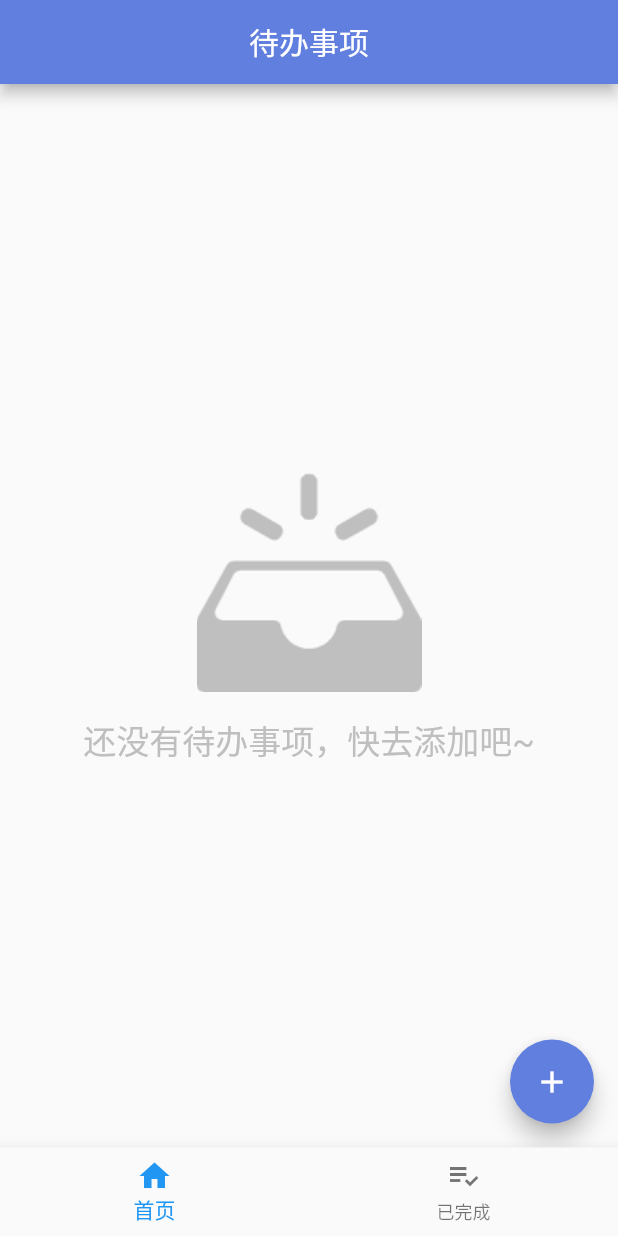
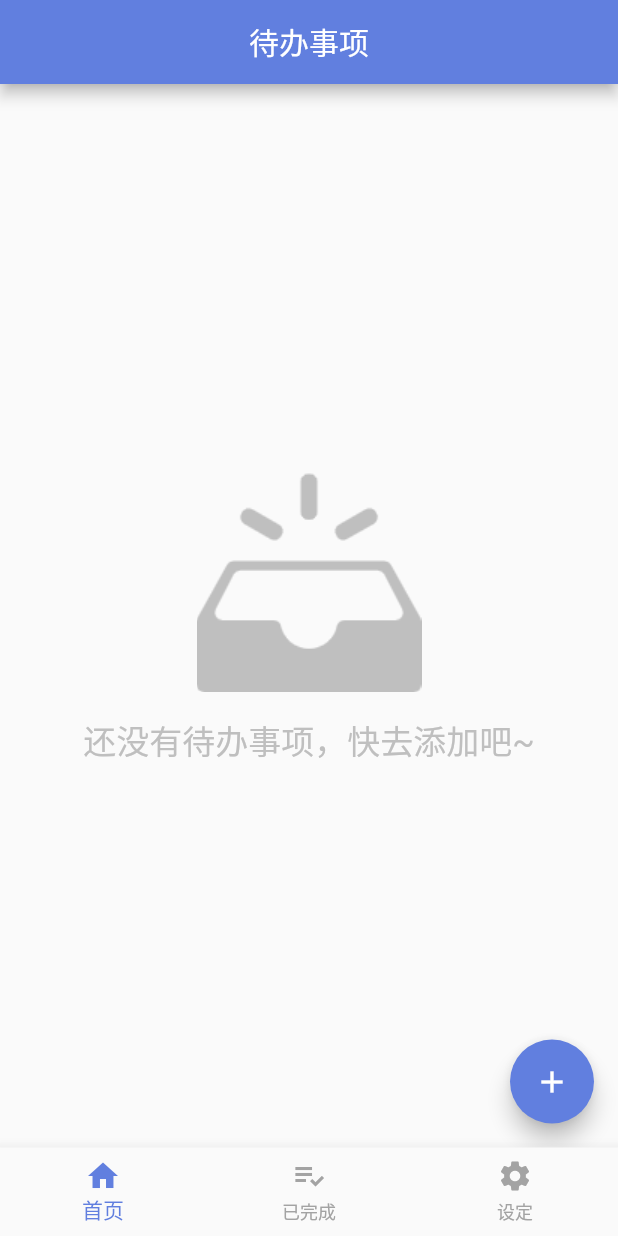
Before and after one commit to GVousiu/time_manager, a Flutter app: the screen it shows after launch, on a phone screen of 412 x 824 dp. Run offline on Flutter 3.47's test engine with Material 2 defaults, Android fonts, the phone set to English and light mode, and no system bars; our stand-ins replace shared_preferences, sqflite; accounts and stored records are empty.

Commit message:
feat. add setting page 1. change theme color 2. can choose to confirm before slide to delete todo item

```diff
--- a/lib/constants/navigator.dart
+++ b/lib/constants/navigator.dart
@@ -4,6 +4,7 @@ import 'package:flutter/material.dart';
 const List<_Item> BOTTOM_NAVIGATOR_ITEM_LIST = [
   _Item(title: '首页', icon: Icons.home),
   _Item(title: '已完成', icon: Icons.playlist_add_check),
+  _Item(title: '设定', icon: Icons.settings),
 ];
 
 class _Item {
--- /dev/null
+++ b/lib/constants/setting.dart
@@ -0,0 +1,34 @@
+const settingList = [
+
+];
+
+const themeColor = [
+  {
+    'color': '0xff617fdf',
+    'title': '官方蓝'
+  },
+  {
+    'color': '0xFF000000',
+    'title': '黑色',
+  },
+  {
+    'color': '0xFFF50057',
+    'title': '粉色',
+  },
+  {
+    'color': '0xFF8E24AA',
+    'title': '紫色',
+  },
+  {
+    'color': '0xFFEF5350',
+    'title': '中国红',
+  },
+  {
+    'color': '0xFFFFEE58',
+    'title': '黄色',
+  },
+  {
+    'color': '0xFF66BB6A',
+    'title': '绿色',
+  },
+];
--- a/lib/main.dart
+++ b/lib/main.dart
@@ -1,6 +1,8 @@
 import 'dart:io';
 import 'package:flutter/material.dart';
 import 'package:flutter/services.dart';
+import 'package:provider/provider.dart';
+import 'package:time_manager/provider/app_info.dart';
 import 'package:time_manager/utils/global.dart';
 import 'package:time_manager/pages/container_page.dart';
 
@@ -13,7 +15,13 @@ void main() {
    * ServicesBinding.defaultBinaryMessenger was accessed before the binding was initialized.
    */
   WidgetsFlutterBinding.ensureInitialized();
-  Global.init().then((e) => runApp(MyApp()));
+  Global.init().then((e) => runApp(
+    ChangeNotifierProvider(
+      // value: AppInfo(),
+      create: (_) => AppInfo(),
+      child: MyApp(),
+    ),
+  ));
   if (Platform.isAndroid) {
     //设置Android头部的导航栏透明
     SystemUiOverlayStyle systemUiOverlayStyle =
@@ -25,14 +33,22 @@ void main() {
 class MyApp extends StatelessWidget {
   @override
   Widget build(BuildContext context) {
-    return MaterialApp(
-      title: '待办清单',
-      /// 设置整个app的主题：颜色
-      theme: ThemeData(
-        // primarySwatch: Colors.green,
-        primaryColor: Color(0xff617fdf),
+    return Consumer<AppInfo>(
+      builder: (BuildContext context, AppInfo appInfo, Widget child) => MaterialApp(
+        title: '待办清单',
+        /// 设置整个app的主题：颜色
+        theme: ThemeData(
+          primaryColor: Color(int.parse(appInfo.themeColor)),
+          buttonTheme: ButtonThemeData(
+            textTheme: ButtonTextTheme.primary,
+            colorScheme: ColorScheme.light(
+              primary: Color(int.parse(appInfo.themeColor)),
+            ),
+          ),
+        ),
+        home: child,
       ),
-      home: Scaffold(
+      child: Scaffold(
         /// avoid overflow when keyboard opened
         resizeToAvoidBottomPadding: false,
         body: ContainerPage(),
--- a/lib/pages/container_page.dart
+++ b/lib/pages/container_page.dart
@@ -3,6 +3,7 @@ import 'package:flutter/material.dart';
 import 'package:time_manager/constants/navigator.dart';
 import 'package:time_manager/pages/done_list_page.dart';
 import 'package:time_manager/pages/home_page.dart';
+import 'package:time_manager/pages/setting_page.dart';
 import 'package:time_manager/style/font.dart';
 
 /// the container of the whole app, including bottom tab bar
@@ -27,12 +28,14 @@ class _ContainerPageState extends State<ContainerPage> {
       pages = [
         HomePage(),
         DoneListPage(),
+        SettingPage(),
       ];
     }
     if (itemList == null) {
       itemList = BOTTOM_NAVIGATOR_ITEM_LIST.map((item) => BottomNavigationBarItem(
         icon: Icon(item.icon),
         title: Text(item.title, style: BOTTOM_NAVIGATOR_FONT),
+        backgroundColor: Color(0xFFa3a3a3),
       )).toList();
     }
   }
@@ -68,7 +71,8 @@ class _ContainerPageState extends State<ContainerPage> {
         items: itemList,
         onTap: handleChangePage,
         currentIndex: _selectedIndex,
-        // fixedColor: Color.fromARGB(255, 0, 188, 96),
+        unselectedItemColor: Color(0xFFA3A3A3),
+        selectedItemColor: Theme.of(context).primaryColor,
         type: BottomNavigationBarType.fixed,
       ),
     );
--- /dev/null
+++ b/lib/provider/app_info.dart
@@ -0,0 +1,13 @@
+import 'package:flutter/material.dart';
+import 'package:time_manager/utils/global.dart';
+
+class AppInfo with ChangeNotifier {
+  String _themeColor = Global.themeColor;
+
+  String get themeColor => _themeColor;
+
+  void setTheme(String themeColor) {
+    _themeColor = themeColor;
+    notifyListeners();
+  }
+}
--- a/lib/utils/global.dart
+++ b/lib/utils/global.dart
@@ -4,8 +4,32 @@ import 'package:shared_preferences/shared_preferences.dart';
 class Global {
   /// app本地存储内容，非持久性
   static SharedPreferences _prefs;
+  static bool _isDoubleCheck;
+  static String _themeColor;
 
   static Future init() async {
     _prefs = await SharedPreferences.getInstance();
+    _isDoubleCheck = _prefs.getBool('isDoubleCheck') ?? false;
+    _themeColor = _prefs.getString('themeColor') ?? '0xff617fdf';
+  }
+
+  static get isDoubleCheck {
+    return _isDoubleCheck;
+  }
+
+  static get themeColor {
+    return _themeColor;
+  }
+
+  static changeIsDoubleCheck(bool isDoubleCheck) async {
+    _isDoubleCheck = isDoubleCheck;
+    _prefs = await SharedPreferences.getInstance();
+    _prefs.setBool('isDoubleCheck', isDoubleCheck);
+  }
+
+  static changeThemeColor(String newColor) async {
+    _themeColor = newColor;
+    _prefs = await SharedPreferences.getInstance();
+    _prefs.setString('themeColor', newColor);
   }
 }
--- a/pubspec.yaml
+++ b/pubspec.yaml
@@ -33,6 +33,7 @@ dependencies:
   flutter_phoenix: ^0.1.0
   quiver: ^2.1.3
   sqflite: ^1.1.7+3
+  provider: 4.3.2+2
 
 dev_dependencies:
   flutter_test:
```
Also changed, not shown: lib/pages/setting_page.dart (added, +71 -0 lines), lib/pages/theme_setting_page.dart (added, +154 -0 lines), lib/widgets/press_check_widget.dart (added, +97 -0 lines), lib/widgets/press_widget.dart (added, +72 -0 lines), lib/widgets/todo_item_widget.dart (+12 -0 lines), lib/widgets/todo_list_widget.dart (+32 -0 lines).
